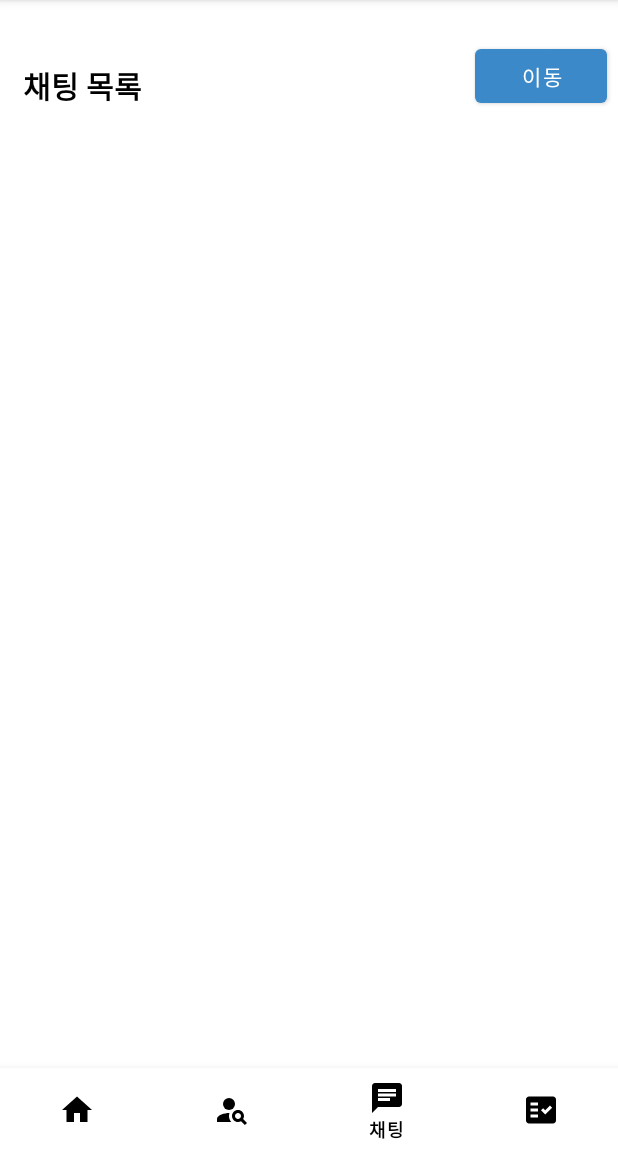
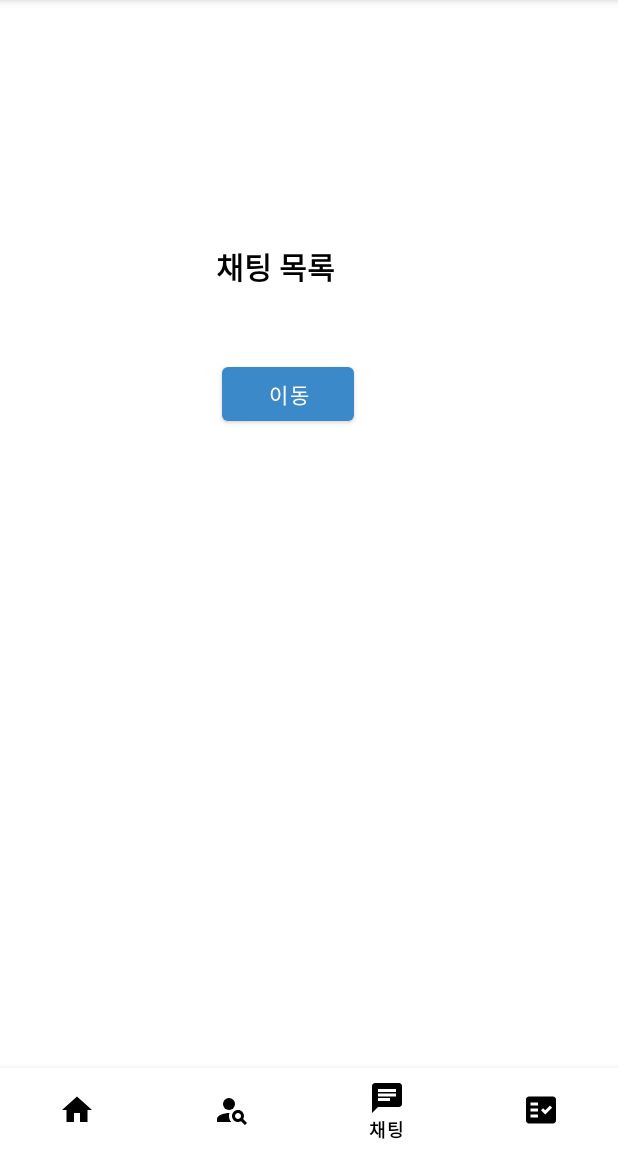
Before and after one commit to YeejaeWan/LifeGuide, an Android app: the screen it shows after launch (MainActivity), item 3 of the bottom bar chosen, on a phone screen of 412 x 824 dp, the part 84-1236 px from its top. Run offline under Robolectric (Android 15) with nearby library versions, the phone set to English and light mode, and no system bars; pictures from the network do not load.

Commit message:
진행중

```diff
--- a/app/src/main/res/layout/frag3.xml
+++ b/app/src/main/res/layout/frag3.xml
@@ -8,8 +8,8 @@
         android:id="@+id/chatTitle"
         android:layout_width="wrap_content"
         android:layout_height="wrap_content"
-        android:layout_marginStart="15dp"
-        android:layout_marginTop="15dp"
+        android:layout_marginStart="144dp"
+        android:layout_marginTop="136dp"
         android:text="채팅 목록"
         android:textColor="@color/black"
         android:textSize="20sp"
@@ -22,7 +22,8 @@
         android:id="@+id/button"
         android:layout_width="wrap_content"
         android:layout_height="wrap_content"
-        android:layout_marginEnd="7dp"
+        android:layout_marginTop="212dp"
+        android:layout_marginEnd="176dp"
         android:text="이동"
         app:layout_constraintEnd_toEndOf="parent"
         app:layout_constraintTop_toTopOf="parent" />
```
